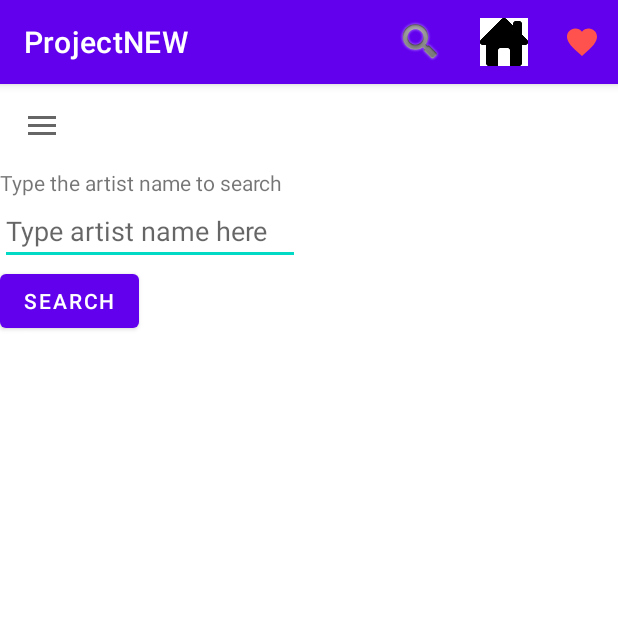
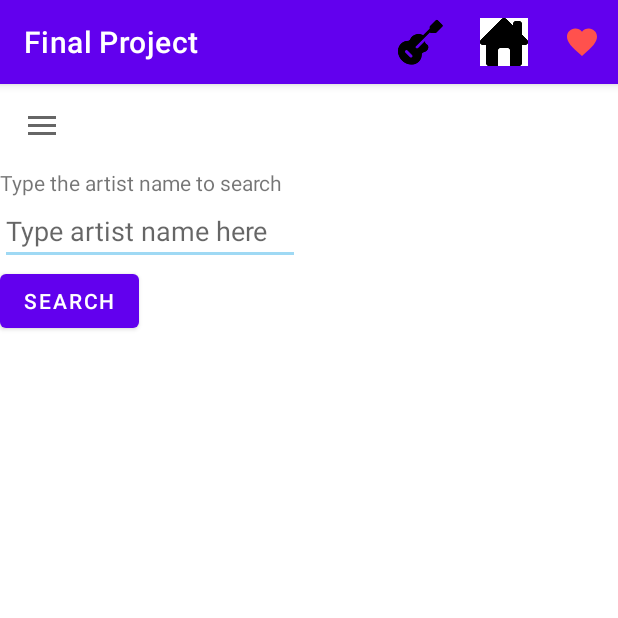
Before and after one commit to fila0003/android_final_project, an Android app: the screen it shows after launch (MainActivity), on a phone screen of 412 x 824 dp, the top half of it. Run offline under Robolectric (Android 15) with nearby library versions, the phone set to English and light mode, and no system bars.

Commit message:
3 commit

```diff
--- a/app/src/main/res/menu/songster_menu.xml
+++ b/app/src/main/res/menu/songster_menu.xml
@@ -13,9 +13,9 @@
     <item android:id="@+id/searchItemMusic"
         android:orderInCategory="50"
         app:actionViewClass="androidx.appcompat.widget.SearchView"
-        android:icon="@android:drawable/ic_search_category_default"
+        android:icon="@drawable/song"
         app:showAsAction="always|collapseActionView"
-        android:title="@string/search"/>    <!-- This uses showAsAction=always, so look at icon= parameter -->
+        android:title="@string/search1"/>    <!-- This uses showAsAction=always, so look at icon= parameter -->
 
     <item android:id="@+id/favoriteSongs"
         android:orderInCategory="150"
--- a/app/src/main/res/values/colors.xml
+++ b/app/src/main/res/values/colors.xml
@@ -3,9 +3,9 @@
     <color name="purple_200">#FFBB86FC</color>
     <color name="purple_500">#FF6200EE</color>
     <color name="purple_700">#FF3700B3</color>
-    <color name="teal_200">#FF03DAC5</color>
+    <color name="teal_200">#9FD9F4</color>
     <color name="teal_700">#FF018786</color>
     <color name="black">#FF000000</color>
     <color name="white">#FFFFFFFF</color>
-    <color name="colorAccent">#03DAC5</color>
+    <color name="colorAccent">#FF9FD9F4</color>
 </resources>
--- a/app/src/main/res/values/strings.xml
+++ b/app/src/main/res/values/strings.xml
@@ -1,5 +1,5 @@
 <resources>
-    <string name="app_name">ProjectNEW</string>
+    <string name="app_name">Final Project</string>
     <string name="open">open</string>
     <string name="close">close</string>
     <string name="HomeReturn">Go back</string>
@@ -26,4 +26,5 @@
     <string name="searchToast">search toast</string>
     <string name="artist_name">Artist Name</string>
     <string name="favorites">Favorite songs</string>
+    <string name="search1">Songster</string>
 </resources>
```
Also changed, not shown: app/src/main/res/drawable/song.png (added), 1 other file.
